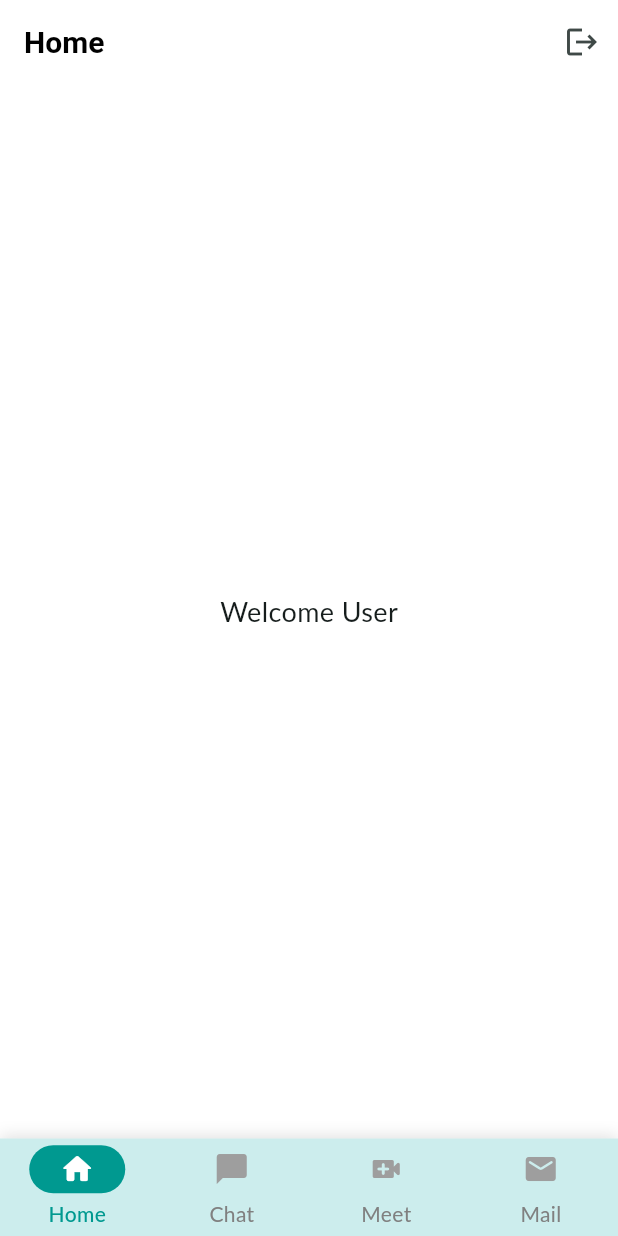
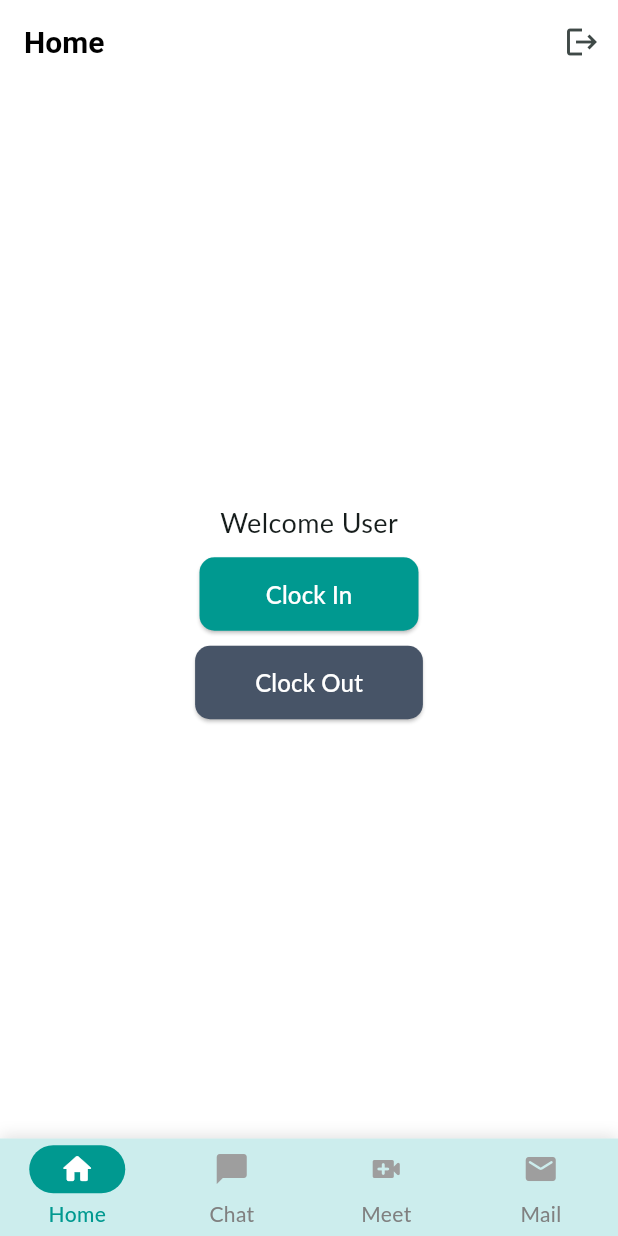
Before and after one commit to mushirkhan26/90-minutes, a Flutter app: the HomeScreen screen opened by its route, on a phone screen of 412 x 824 dp. Run offline on Flutter 3.47's test engine with Material 3 defaults, Android fonts, the phone set to English and light mode, and no system bars; our stand-ins replace audioplayers, cached_network_image, file_picker, flutter_dotenv, flutter_local_notifications, flutter_secure_storage and 10 more; missing offline and left inert: flutter_initicon; accounts and stored records are empty; network calls fail; Roboto replaces fonts that are missing (Lato).

Commit message:
clock in, out ui

```diff
--- a/lib/config/navigation/app_router.dart
+++ b/lib/config/navigation/app_router.dart
@@ -20,6 +20,7 @@ import 'package:hrtz_hrms/splash_screen.dart';
 
 import 'package:provider/provider.dart';
 import '../../core/models/mail_model.dart';
+import '../../features/clock/screens/face_verification.dart';
 import '../../features/mail/screens/compose_mail_screen.dart';
 
 import '../../features/meet/screens/schedule_meet.dart';
@@ -49,7 +50,8 @@ final GoRouter appRouter = GoRouter(
     GoRoute(
       path: AppRoutes.splashRoute,
       name: 'splash',
-      pageBuilder: (context, state) => buildTransitionPage(const SplashScreen()),
+      pageBuilder: (context, state) =>
+          buildTransitionPage(const SplashScreen()),
       builder: (context, state) => const MeetScreen(),
       // MeetWidget(),
     ),
@@ -65,7 +67,8 @@ final GoRouter appRouter = GoRouter(
     GoRoute(
       path: AppRoutes.forgotPasswordScreen,
       name: 'forgot-password',
-      pageBuilder: (context, state) => buildTransitionPage(const ForgotPasswordScreen()),
+      pageBuilder: (context, state) =>
+          buildTransitionPage(const ForgotPasswordScreen()),
     ),
 
     GoRoute(
@@ -96,25 +99,29 @@ final GoRouter appRouter = GoRouter(
           path: AppRoutes.homeRoute,
           name: 'home',
           redirect: (context, state) => authGuard(context, state),
-          pageBuilder: (context, state) => buildTransitionPage(const HomeScreen()),
+          pageBuilder: (context, state) =>
+              buildTransitionPage(const HomeScreen()),
         ),
         GoRoute(
           path: AppRoutes.chatRoute,
           name: 'chat',
           redirect: (context, state) => authGuard(context, state),
-          pageBuilder: (context, state) => buildTransitionPage(const ChatListScreen()),
+          pageBuilder: (context, state) =>
+              buildTransitionPage(const ChatListScreen()),
         ),
         GoRoute(
           path: AppRoutes.meetRoute,
           name: 'meet',
           redirect: (context, state) => authGuard(context, state),
-          pageBuilder: (context, state) => buildTransitionPage(const MeetScreen()),
+          pageBuilder: (context, state) =>
+              buildTransitionPage(const MeetScreen()),
         ),
         GoRoute(
           path: AppRoutes.mailRoute,
           name: 'mail',
           redirect: (context, state) => authGuard(context, state),
-          pageBuilder: (context, state) => buildTransitionPage(const MailScreen()),
+          pageBuilder: (context, state) =>
+              buildTransitionPage(const MailScreen()),
         ),
         GoRoute(
           path: AppRoutes.mailDetail,
@@ -136,7 +143,8 @@ final GoRouter appRouter = GoRouter(
         final otherUserId = state.pathParameters['otherUserId']!;
         final extra = state.extra as Map<String, dynamic>?;
         final otherUserName = extra?['otherUserName'] ?? 'User';
-        final currentUserData = extra?['currentUserData'] as Map<String, dynamic>?;
+        final currentUserData =
+            extra?['currentUserData'] as Map<String, dynamic>?;
 
         return ChatScreen(
           currentUserId: currentUserData?['employeeId'] ?? '',
@@ -166,6 +174,12 @@ final GoRouter appRouter = GoRouter(
       path: AppRoutes.composeMail,
       name: '/compose-mail',
       builder: (context, state) => const ComposeMailScreen(),
+    ),
+    //Clock-in
+    GoRoute(
+      path: AppRoutes.clockinout,
+      name: '/clock-in-out',
+      builder: (context, state) => const FaceVerification(),
     ),
   ],
 );
@@ -200,7 +214,10 @@ extension AuthNavigation on BuildContext {
 
     push(
       '${AppRoutes.chatRoute}/$otherUserId',
-      extra: {'otherUserName': otherUserName, 'currentUserData': currentUserData},
+      extra: {
+        'otherUserName': otherUserName,
+        'currentUserData': currentUserData,
+      },
     );
   }
 
--- a/lib/config/navigation/app_routes.dart
+++ b/lib/config/navigation/app_routes.dart
@@ -17,4 +17,5 @@ class AppRoutes {
   static const String meetRoute = '/meet-view';
   static const String scheduleMeetScreen = '/scedule-meet';
   static const String meetWidget = '/meet-widget';
+  static const String clockinout = '/clock-in-out';
 }
--- a/lib/features/home/screens/home_screen.dart
+++ b/lib/features/home/screens/home_screen.dart
@@ -1,8 +1,10 @@
 import 'package:flutter/material.dart';
+import 'package:go_router/go_router.dart';
 import 'package:hrtz_hrms/config/navigation/app_routes.dart';
+import 'package:hrtz_hrms/config/theme/app_colors.dart';
 import 'package:hrtz_hrms/features/auth/providers/auth_provider.dart';
+import 'package:hrtz_hrms/features/clock/screens/face_verification.dart';
 import 'package:provider/provider.dart';
-import 'package:go_router/go_router.dart';
 
 class HomeScreen extends StatelessWidget {
   const HomeScreen({super.key});
@@ -25,9 +27,54 @@ class HomeScreen extends StatelessWidget {
         ],
       ),
       body: Center(
-        child: Text(
-          'Welcome ${authProvider.userData?['username'] ?? 'User'}',
-          style: const TextStyle(fontSize: 18),
+        child: Column(
+          mainAxisAlignment: MainAxisAlignment.center,
+          children: [
+            Text(
+              'Welcome ${authProvider.userData?['username'] ?? 'User'}',
+              style: const TextStyle(fontSize: 18),
+            ),
+            SizedBox(height: 10),
+            ElevatedButton(
+              style: ElevatedButton.styleFrom(
+                backgroundColor: AppColors.primary,
+                shape: RoundedRectangleBorder(
+                  borderRadius: BorderRadius.circular(10),
+                ),
+                padding: EdgeInsets.symmetric(horizontal: 40, vertical: 13),
+              ),
+              onPressed: () {
+                showDialog(
+                  context: context,
+                  builder: (context) => FaceVerification(),
+                );
+              },
+              child: Text(
+                ' Clock In ',
+                style: TextStyle(fontSize: 16, color: Colors.white),
+              ),
+            ),
+            SizedBox(height: 10),
+            ElevatedButton(
+              style: ElevatedButton.styleFrom(
+                backgroundColor: AppColors.gray475467,
+                shape: RoundedRectangleBorder(
+                  borderRadius: BorderRadius.circular(10),
+                ),
+                padding: EdgeInsets.symmetric(horizontal: 40, vertical: 13),
+              ),
+              onPressed: () {
+                showDialog(
+                  context: context,
+                  builder: (context) => FaceVerification(),
+                );
+              },
+              child: Text(
+                'Clock Out',
+                style: TextStyle(fontSize: 16, color: Colors.white),
+              ),
+            ),
+          ],
         ),
       ),
     );
```
Also changed, not shown: lib/features/clock/screens/face_verification.dart (added, +145 -0 lines).
